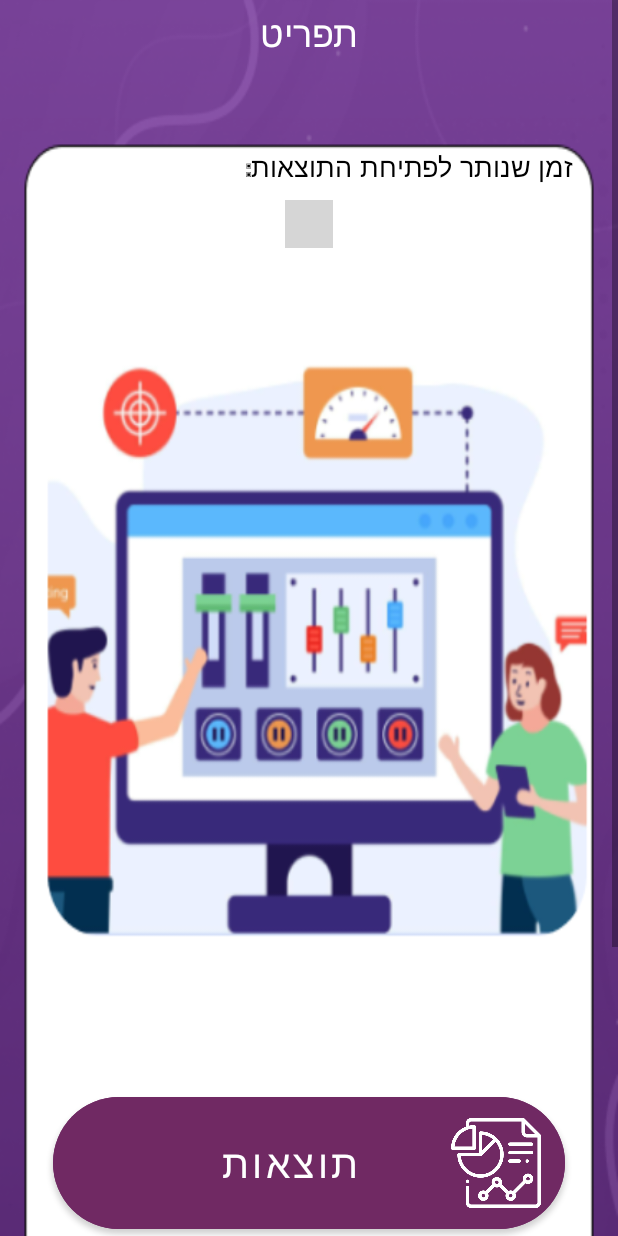
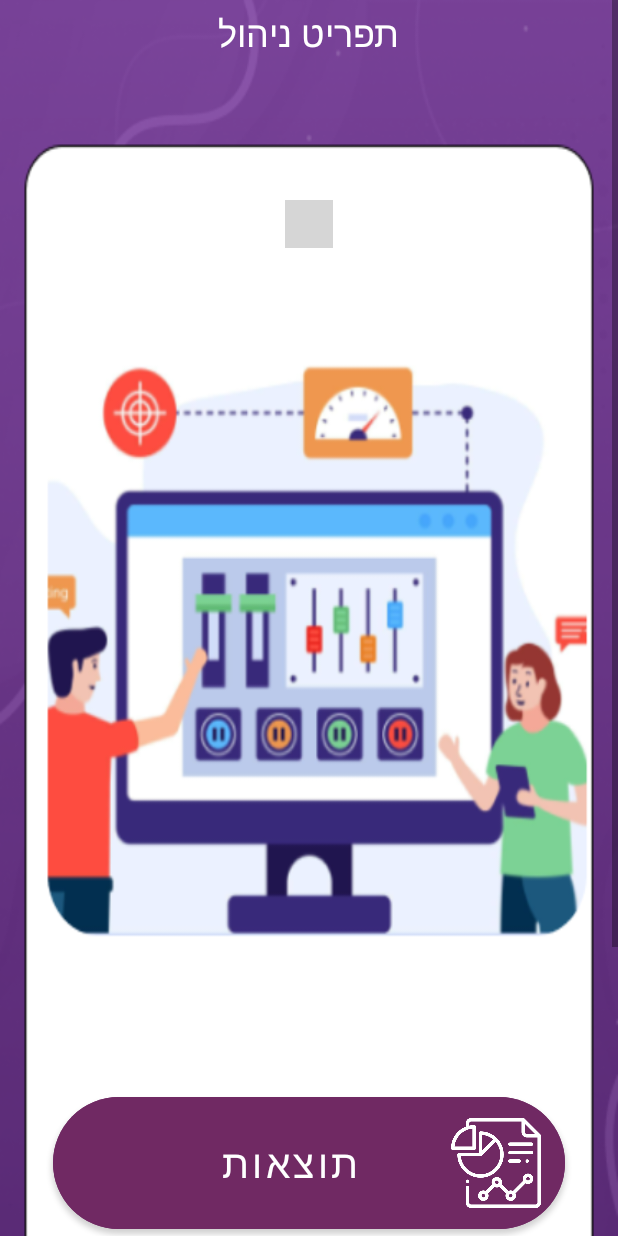
Before and after one commit to ramtzemah/FinalProject, an Android app: the ManageSection screen opened directly, with no data from a screen before it, on a phone screen of 412 x 824 dp. Run offline under Robolectric (Android 15) with nearby library versions, the phone set to English and light mode, and no system bars; libraries missing offline, so code that uses them is left out: com.tsuryo.androidcountdown; plain views replace Counter; 10 statements that could not run were skipped; grey boxes are pictures that could not be loaded.

Commit message:
change (#51)
Co-authored-by: RamTzemah <ram.tzemah@inx.co>

```diff
--- a/app/src/main/java/com/example/finalproject/Activities/SMSActivity.java
+++ b/app/src/main/java/com/example/finalproject/Activities/SMSActivity.java
@@ -191,7 +191,7 @@ public class SMSActivity extends AppCompatActivity {
                             String msg = task.getException().getMessage();
                             if (task.getException() instanceof FirebaseAuthInvalidCredentialsException) {
                                 // The verification code entered was invalid
-                                msg = "incorrect code";
+                                msg = "הקוד שהוזן לא נכון קיימת אפשרות לשלוח את הקוד מחדש בחלוף הזמן שמוצג למטה";
                             }
                             Toast.makeText(SMSActivity.this, msg, Toast.LENGTH_LONG).show();
                         }
--- a/app/src/main/java/com/example/finalproject/Activities/VoteActivity.java
+++ b/app/src/main/java/com/example/finalproject/Activities/VoteActivity.java
@@ -51,6 +51,8 @@ public class VoteActivity extends AppCompatActivity {
     private Counter mCounter;
     private TextView welcome_text;
     private Area tempArea;
+    private TextView watchText;
+
     @Override
     protected void onCreate(@Nullable Bundle savedInstanceState) {
         super.onCreate(savedInstanceState);
@@ -147,6 +149,7 @@ public class VoteActivity extends AppCompatActivity {
             //MB_voteBtn.setBackgroundResource(R.drawable.btn_grey);
         } else {
             MB_voteBtn.setEnabled(true);
+            watchText.setVisibility(View.INVISIBLE);
             //MB_voteBtn.setBackgroundResource(R.drawable.btn_regular);
         }
         MB_voteBtn.setOnClickListener(v -> toAllParties());
@@ -258,6 +261,7 @@ public class VoteActivity extends AppCompatActivity {
     }
 
     private void findViews() {
+        watchText = findViewById(R.id.watchText);
         welcome_text = findViewById(R.id.welcome_text);
         mCounter = findViewById(R.id.counter);
         MB_voteBtn = findViewById(R.id.MB_voteBtn);
--- a/app/src/main/java/com/example/finalproject/AdminsLogic/ManageSection.java
+++ b/app/src/main/java/com/example/finalproject/AdminsLogic/ManageSection.java
@@ -9,6 +9,7 @@ import android.content.Intent;
 import android.os.Bundle;
 import android.util.Log;
 import android.view.View;
+import android.widget.TextView;
 
 import com.example.finalproject.DBUtils.TemporaryDB;
 import com.example.finalproject.R;
@@ -24,6 +25,7 @@ public class ManageSection extends AppCompatActivity {
     private String voterId, area;
     private boolean isAdminLeader = false;
     private Counter mCounter;
+    private TextView watchText;
 
     @Override
     protected void onCreate(Bundle savedInstanceState) {
@@ -79,6 +81,7 @@ public class ManageSection extends AppCompatActivity {
 //            MB_resultBtn.setBackgroundResource(R.drawable.btn_grey);
         } else {
             MB_resultBtn.setEnabled(true);
+            watchText.setVisibility(View.INVISIBLE);
 //            MB_resultBtn.setBackgroundResource(R.drawable.btn_regular);
         }
         MB_resultBtn.setOnClickListener(v -> results());
@@ -112,6 +115,7 @@ public class ManageSection extends AppCompatActivity {
     }
 
     private void findViews() {
+        watchText = findViewById(R.id.watchText);
         MB_appointAdminBtn = findViewById(R.id.MB_appointAdminBtn);
         MB_firedAdminBtn = findViewById(R.id.MB_firedAdminBtn);
         MB_resultBtn = findViewById(R.id.MB_resultBtn);
--- a/app/src/main/res/layout/activity_manage_section.xml
+++ b/app/src/main/res/layout/activity_manage_section.xml
@@ -18,7 +18,7 @@
             <TextView
                 android:layout_width="wrap_content"
                 android:layout_height="wrap_content"
-                android:text="תפריט"
+                android:text="תפריט ניהול"
                 android:textSize="24sp"
                 android:textColor="@color/white"
                 android:fontFamily="@font/font_title" />
```
